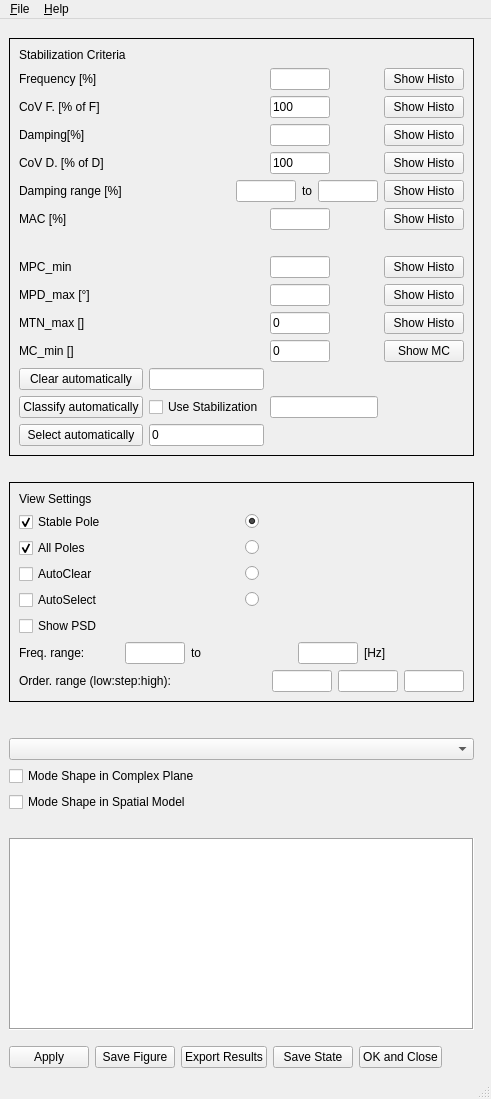
Above: pyOMA/GUI/ui/stabil_gui.ui from pyOMA-dev/pyOMA before the change. Below: the same form after it.
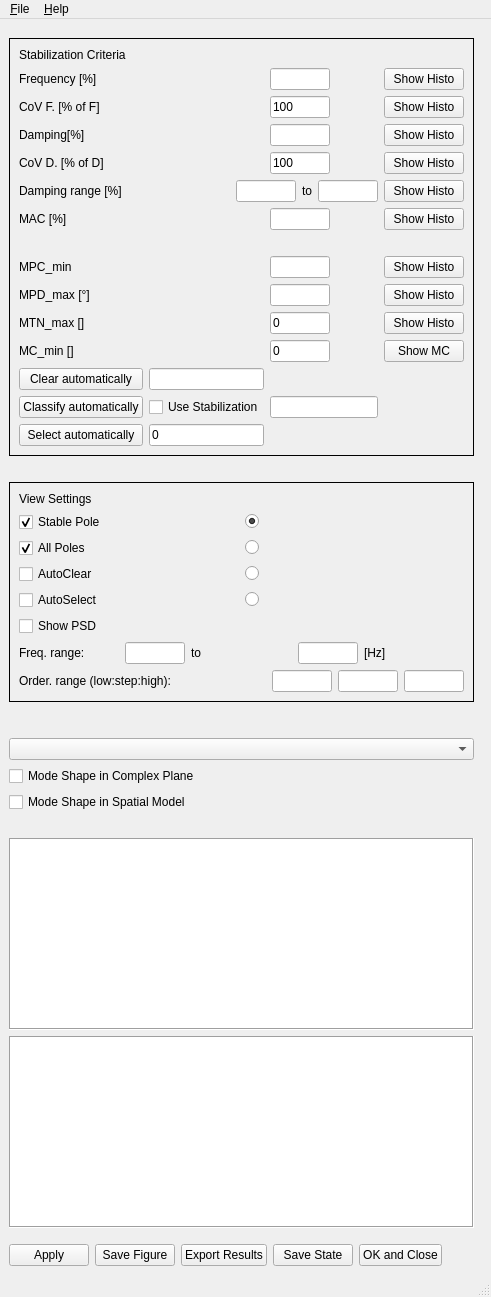
That is the form after the change. Custom widgets are drawn as their Qt base class.

Commit message: Refactor StabilGUI/ComplexPlot/HistoPlot into thin Ui_* subclasses

What changed in the file:
```diff
--- a/pyOMA/GUI/ui/stabil_gui.ui
+++ b/pyOMA/GUI/ui/stabil_gui.ui
@@ -746,6 +746,13 @@
           </property>
          </widget>
         </item>
+        <item>
+         <widget class="QTextEdit" name="current_value_view_text">
+          <property name="frameShape">
+           <enum>QFrame::Shape::Box</enum>
+          </property>
+         </widget>
+        </item>
         <item>
          <spacer name="left_pane_spacer_5">
           <property name="orientation">
```
The commit also changes 3 other files.
